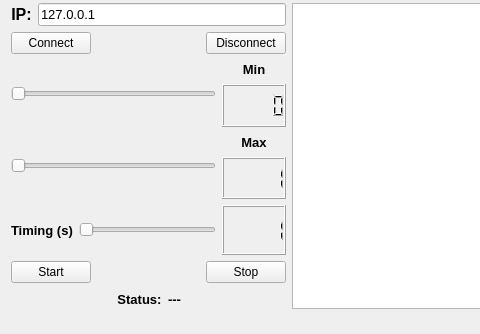
This is Unidade_3/projeto_unidade_3/QtTcpClientProducer/mainwindow.ui in Matheus0820/programacao-avancada as Qt 5 draws it before an edit; both pictures show x 0 to 480 and y 0 to 334 of the 715 by 334 pixel window. The edited form follows.
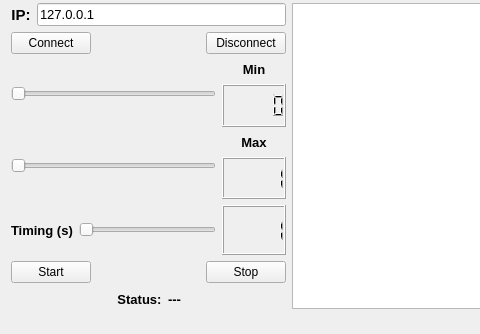
This is the edited form.

```diff
--- a/Unidade_3/projeto_unidade_3/QtTcpClientProducer/mainwindow.ui
+++ b/Unidade_3/projeto_unidade_3/QtTcpClientProducer/mainwindow.ui
@@ -41,7 +41,7 @@
          <widget class="QLabel" name="label">
           <property name="font">
            <font>
-            <pointsize>12</pointsize>
+            <pointsize>11</pointsize>
             <bold>true</bold>
            </font>
           </property>
```
Left out of the diff: 2 changed lines with no effect on the pictures.
